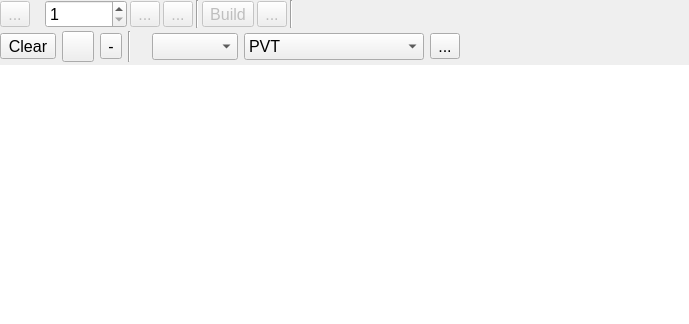
Qt form source/wnd/ui/pvtedit.ui (ww4u/megarobostudio) before a commit.
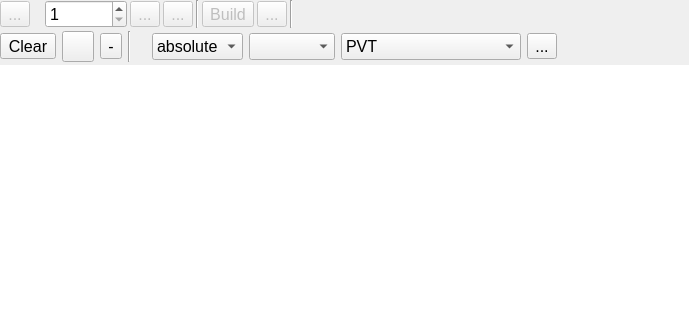
The same form after that commit. Icons and pictures are not drawn. Custom widgets are drawn as their Qt base class.

Diff of the .ui file:
```diff
--- a/source/wnd/ui/pvtedit.ui
+++ b/source/wnd/ui/pvtedit.ui
@@ -328,6 +328,20 @@
        </property>
       </widget>
      </item>
+     <item>
+      <widget class="QComboBox" name="comboBox">
+       <item>
+        <property name="text">
+         <string>absolute</string>
+        </property>
+       </item>
+       <item>
+        <property name="text">
+         <string>relative</string>
+        </property>
+       </item>
+      </widget>
+     </item>
      <item>
       <widget class="ValueComboBox" name="cmbPlanMode">
        <property name="toolTip">
```
